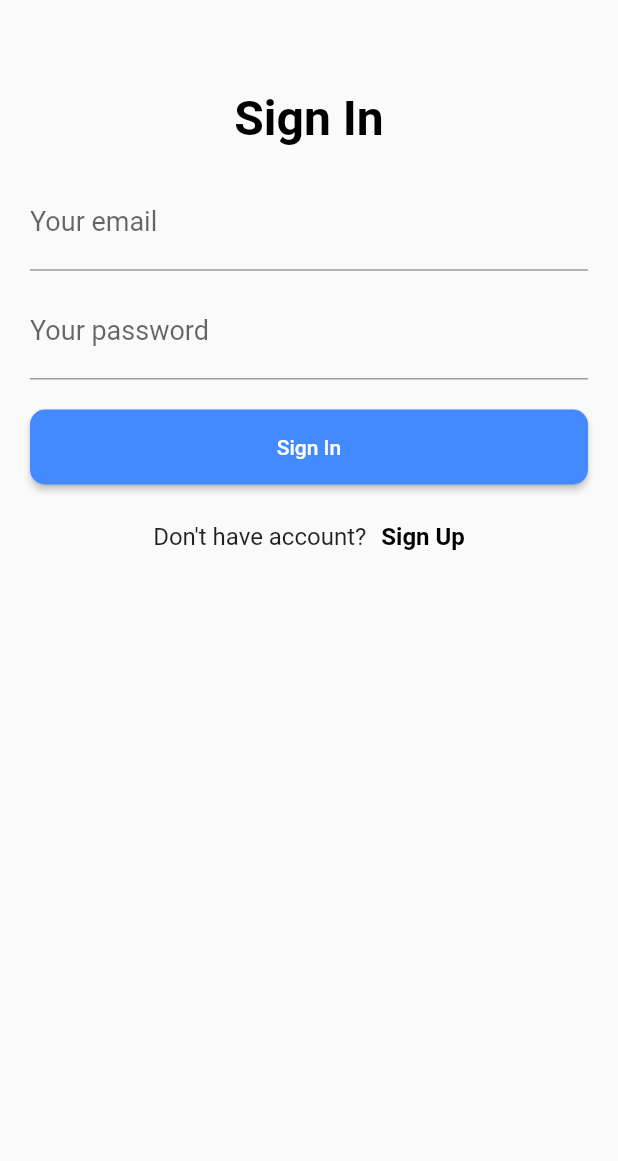
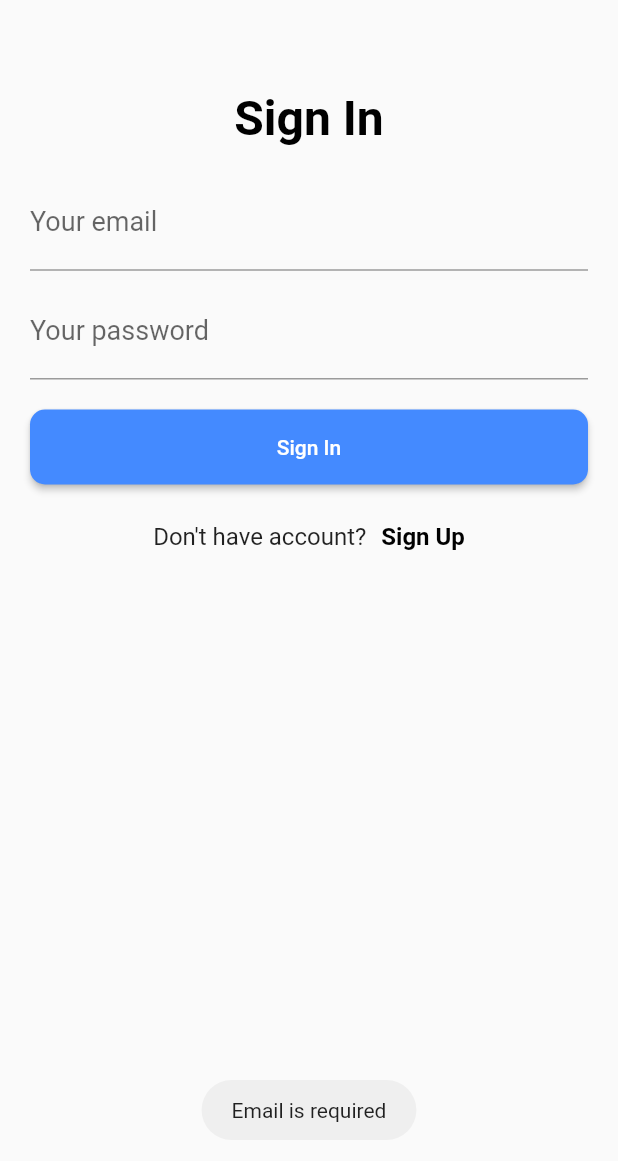
Before and after one commit to jutionck/simple-login-flutter, a Flutter app: the screen it shows after launch, after a tap on "Sign In", on a phone screen of 412 x 824 dp. Shown: the top 1161 px of the screen. Run offline on Flutter 3.47's test engine with Material 2 defaults, Android fonts, the phone set to English and light mode, and no system bars; our stand-ins replace fluttertoast.

Commit message:
Adding validation for login

```diff
--- a/lib/ui/login_screen.dart
+++ b/lib/ui/login_screen.dart
@@ -1,4 +1,5 @@
 import 'package:flutter/material.dart';
+import 'package:fluttertoast/fluttertoast.dart';
 
 class LoginScreen extends StatefulWidget {
   const LoginScreen({Key? key}) : super(key: key);
@@ -10,7 +11,7 @@ class LoginScreen extends StatefulWidget {
 class _LoginScreenState extends State<LoginScreen> {
   String email = '';
   String password = '';
-  bool isLoggedIn = false;
+  bool isLoading = false;
   @override
   Widget build(BuildContext context) {
     return Scaffold(
@@ -54,19 +55,7 @@ class _LoginScreenState extends State<LoginScreen> {
                 ),
               ),
               SizedBox(height: 20),
-              Container(
-                  width: double.infinity,
-                  child: MaterialButton(
-                    onPressed: () {},
-                    height: 50,
-                    color: Colors.blueAccent,
-                    shape: RoundedRectangleBorder(
-                        borderRadius: BorderRadius.circular(10)),
-                    child: Text(
-                      'Sign In',
-                      style: TextStyle(color: Colors.white),
-                    ),
-                  )),
+              isLoading ? setLoading() : setButton(),
               Row(
                 mainAxisAlignment: MainAxisAlignment.center,
                 children: [
@@ -96,4 +85,50 @@ class _LoginScreenState extends State<LoginScreen> {
       ),
     );
   }
+
+  Widget setButton() {
+    return Container(
+        width: double.infinity,
+        child: MaterialButton(
+          onPressed: () {
+            if (isRequired()) login();
+          },
+          height: 50,
+          color: Colors.blueAccent,
+          shape:
+              RoundedRectangleBorder(borderRadius: BorderRadius.circular(10)),
+          child: Text(
+            'Sign In',
+            style: TextStyle(color: Colors.white),
+          ),
+        ));
+  }
+
+  Widget setLoading() {
+    return Padding(
+        padding: EdgeInsets.all(10.0),
+        child: Container(
+          width: 50,
+          height: 50,
+          child: CircularProgressIndicator(),
+        ));
+  }
+
+  bool isRequired() {
+    if (email.isEmpty) {
+      Fluttertoast.showToast(msg: "Email is required");
+      return false;
+    } else if (password.isEmpty) {
+      Fluttertoast.showToast(msg: "Password is required");
+      return false;
+    }
+    return true;
+  }
+
+  login() {
+    setState(() {
+      isLoading = true;
+    });
+    print('Login $email $password');
+  }
 }
--- a/pubspec.yaml
+++ b/pubspec.yaml
@@ -28,6 +28,8 @@ dependencies:
   # The following adds the Cupertino Icons font to your application.
   # Use with the CupertinoIcons class for iOS style icons.
   cupertino_icons: ^1.0.2
+  http: ^0.13.1
+  fluttertoast: ^8.0.9
 
 dev_dependencies:
   flutter_test:
```
Also changed, not shown: pubspec.lock.
